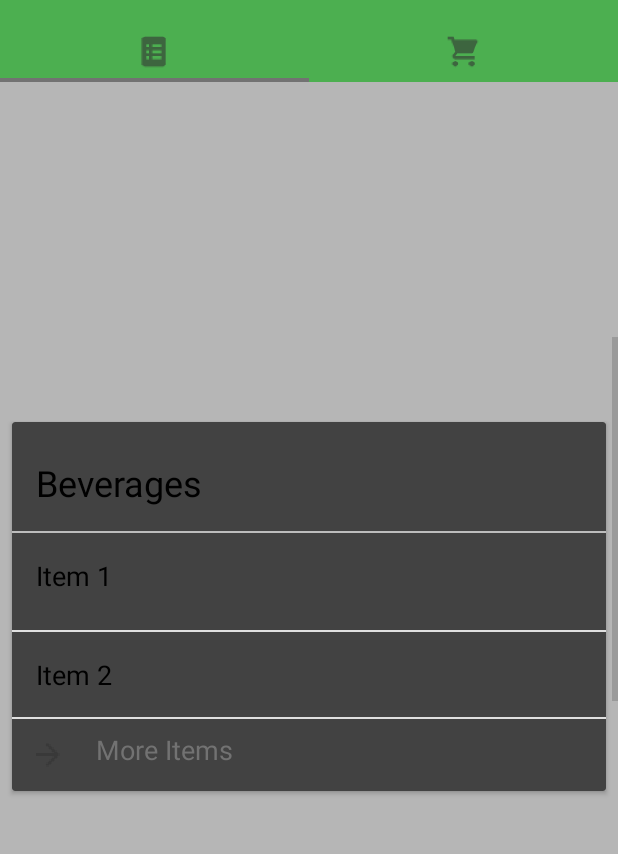
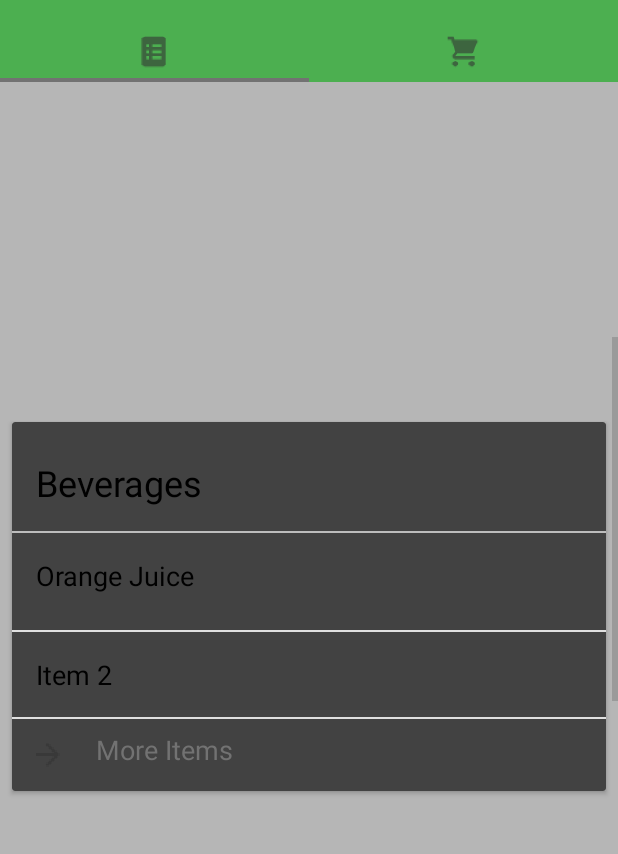
Before and after one commit to maxcell/pantry, an Android app: the screen it shows after launch (MainActivity), scrolled down 509 dp, on a phone screen of 412 x 824 dp, the part 62-916 px from its top. Run offline under Robolectric (Android 15) with nearby library versions, the phone set to English and light mode, and no system bars.

Commit message:
Made changes to the adapter to add the items but only the last one shows

```diff
--- a/app/src/main/java/com/example/android/materialtest/CardListAdapter.java
+++ b/app/src/main/java/com/example/android/materialtest/CardListAdapter.java
@@ -1,6 +1,7 @@
 package com.example.android.materialtest;
 
 import android.support.v7.widget.RecyclerView;
+import android.util.Log;
 import android.view.LayoutInflater;
 import android.view.ViewGroup;
 import android.widget.LinearLayout;
@@ -42,6 +43,14 @@ public class CardListAdapter extends RecyclerView.Adapter<CardListAdapter.CardVi
     public void onBindViewHolder(CardViewHolder cardViewHolder, int i) {
             cardViewHolder.mCategory.setText((String) (total.keySet().toArray())[i]);
 
+
+
+            for(String items : total.get((total.keySet().toArray())[i])){
+                Log.v("Bitch", items);
+                cardViewHolder.mItems.setText((items));
+            }
+
+
     }
 
     @Override
@@ -52,10 +61,12 @@ public class CardListAdapter extends RecyclerView.Adapter<CardListAdapter.CardVi
 
     public static class CardViewHolder extends RecyclerView.ViewHolder{
         public TextView mCategory;
+        public TextView mItems;
 
         public CardViewHolder(LinearLayout itemView){
             super(itemView);
             mCategory = (TextView) itemView.findViewById(R.id.text);
+            mItems = (TextView) itemView.findViewById(R.id.item_view);
         }
 
     }
--- a/app/src/main/res/layout/card_view.xml
+++ b/app/src/main/res/layout/card_view.xml
@@ -32,16 +32,7 @@
 
             <include layout="@layout/divider"/>
 
-            <TextView
-                android:layout_width="match_parent"
-                android:layout_height="match_parent"
-                android:textSize="18sp"
-                android:text="Item 1"
-                android:paddingLeft="16dp"
-                android:paddingRight="16dp"
-                android:paddingTop="16dp"
-                android:paddingBottom="24dp"
-                android:textColor="@android:color/black"/>
+            <include layout="@layout/item_view"/>
 
             <include layout="@layout/divider_light"/>
 
--- a/app/src/main/res/layout/item_view.xml
+++ b/app/src/main/res/layout/item_view.xml
@@ -4,7 +4,6 @@
     android:layout_width="match_parent"
     android:layout_height="match_parent"
     android:textSize="18sp"
-    android:text="Item 1"
     android:paddingLeft="16dp"
     android:paddingRight="16dp"
     android:paddingTop="16dp"
```
